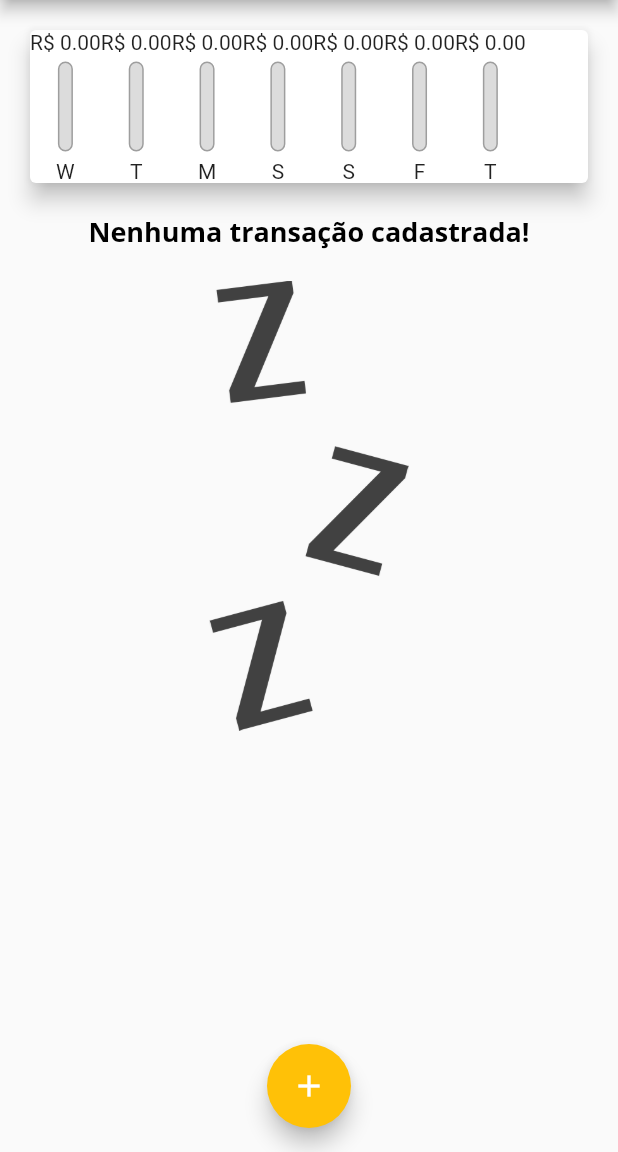
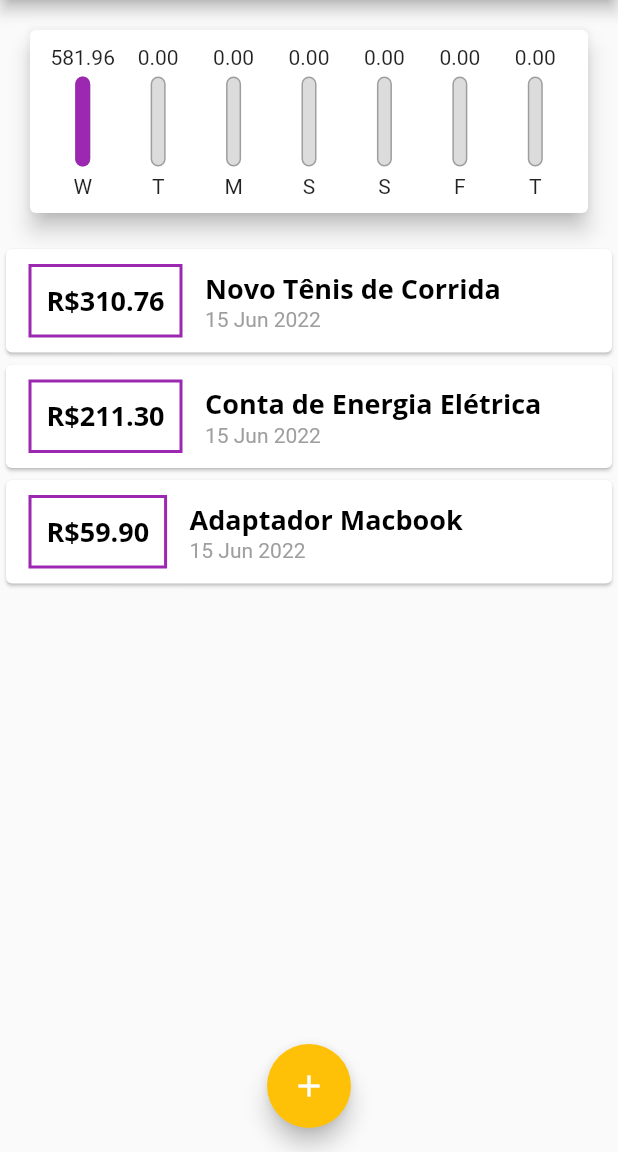
Before and after one commit to arthurrossibr/flutter-despesas, a Flutter app: the screen it shows after launch, on a phone screen of 412 x 824 dp, the part 84-1236 px from its top. Run offline on Flutter 3.47's test engine with Material 2 defaults, Android fonts, the phone set to English and light mode, and no system bars.

Commit message:
Apply correction to chart stack

```diff
--- a/lib/components/chart.dart
+++ b/lib/components/chart.dart
@@ -4,53 +4,64 @@ import '../models/transaction.dart';
 import 'chart_bar.dart';
 
 class Chart extends StatelessWidget {
-  const Chart(this.recentTransactions, {Key? key}) : super(key: key);
+  const Chart(this.recentTransaction, {Key? key}) : super(key: key);
 
-  final List<Transaction> recentTransactions;
+  final List<Transaction> recentTransaction;
 
-  List<Map<String, Object>> get groupedTransactionValues {
-    return List.generate(
-      7,
-      (index) {
-        final weekDay = DateTime.now().subtract(Duration(days: index));
+  List<Map<String, Object>> get groupedTransactions {
+    return List.generate(7, (index) {
+      final weekDay = DateTime.now().subtract(
+        Duration(days: index),
+      );
+
       double totalSum = 0.0;
-        for (var i = 0; i < recentTransactions.length; i++) {
-          if (recentTransactions[i].date.day == weekDay.day &&
-              recentTransactions[i].date.month == weekDay.month &&
-              recentTransactions[i].date.year == weekDay.year) {
-            totalSum += recentTransactions[i].value;
+
+      for (var i = 0; i < recentTransaction.length; i++) {
+        bool sameDay = recentTransaction[i].date.day == weekDay.day;
+        bool sameMonth = recentTransaction[i].date.month == weekDay.month;
+        bool sameYear = recentTransaction[i].date.year == weekDay.year;
+
+        if (sameDay && sameMonth && sameYear) {
+          totalSum += recentTransaction[i].value;
         }
       }
+
       return {
         'day': DateFormat.E().format(weekDay)[0],
         'value': totalSum,
       };
-      },
-    );
+    });
   }
 
   double get _weekTotalValue {
-    return groupedTransactionValues.fold(0.0, (sum, tr) {
-      return sum + (tr['value'] as double);
+    return groupedTransactions.fold(0.0, (sum, tr) {
+      double result = sum + (tr['value'] as double);
+      return result;
     });
   }
 
   @override
   Widget build(BuildContext context) {
-    groupedTransactionValues;
     return Card(
       elevation: 6,
       margin: const EdgeInsets.all(20),
+      child: Padding(
+        padding: const EdgeInsets.all(10),
         child: Row(
-        children: groupedTransactionValues.map(
-          (tr) {
-            return ChartBar(
-              tr['day'] as String,
-              tr['value'] as double,
-              (tr['value'] as double) / _weekTotalValue,
+          mainAxisAlignment: MainAxisAlignment.spaceAround,
+          children: groupedTransactions.map((tr) {
+            return Flexible(
+              fit: FlexFit.tight,
+              child: ChartBar(
+                label: tr['day'] as String,
+                value: tr['value'] as double,
+                percentage: _weekTotalValue == 0
+                    ? 0
+                    : (tr['value'] as double) / _weekTotalValue,
+              ),
             );
-          },
-        ).toList(),
+          }).toList(),
+        ),
       ),
     );
   }
--- a/lib/components/chart_bar.dart
+++ b/lib/components/chart_bar.dart
@@ -1,18 +1,24 @@
 import 'package:flutter/material.dart';
 
 class ChartBar extends StatelessWidget {
-  const ChartBar(this.label, this.value, this.percentage, {Key? key})
-      : super(key: key);
+  const ChartBar({
+    this.label,
+    this.value,
+    this.percentage,
+    Key? key,
+  }) : super(key: key);
 
-  final String label;
-  final double value;
-  final double percentage;
+  final String? label;
+  final double? value;
+  final double? percentage;
 
   @override
   Widget build(BuildContext context) {
     return Column(
-      children: <Widget>[
-        Text('R\$ ${value.toStringAsFixed(2)}'),
+      children: [
+        FittedBox(
+          child: Text(value!.toStringAsFixed(2)),
+        ),
         const SizedBox(height: 5),
         SizedBox(
           height: 60,
@@ -43,7 +49,7 @@ class ChartBar extends StatelessWidget {
           ),
         ),
         const SizedBox(height: 5),
-        Text(label)
+        Text(label!)
       ],
     );
   }
--- a/lib/main.dart
+++ b/lib/main.dart
@@ -43,7 +43,7 @@ class MyHomePage extends StatefulWidget {
 
 class _MyHomePageState extends State<MyHomePage> {
   final List<Transaction> _transactions = [
-    /*   Transaction(
+    Transaction(
       id: 't1',
       title: 'Novo Tênis de Corrida',
       value: 310.76,
@@ -60,7 +60,7 @@ class _MyHomePageState extends State<MyHomePage> {
       title: 'Adaptador Macbook',
       value: 59.90,
       date: DateTime.now(),
-    ),*/
+    ),
   ];
 
   List<Transaction> get _recentTransactions {
```
Also changed, not shown: 10 other files. Lines whose indentation alone changed are shown as unchanged.
